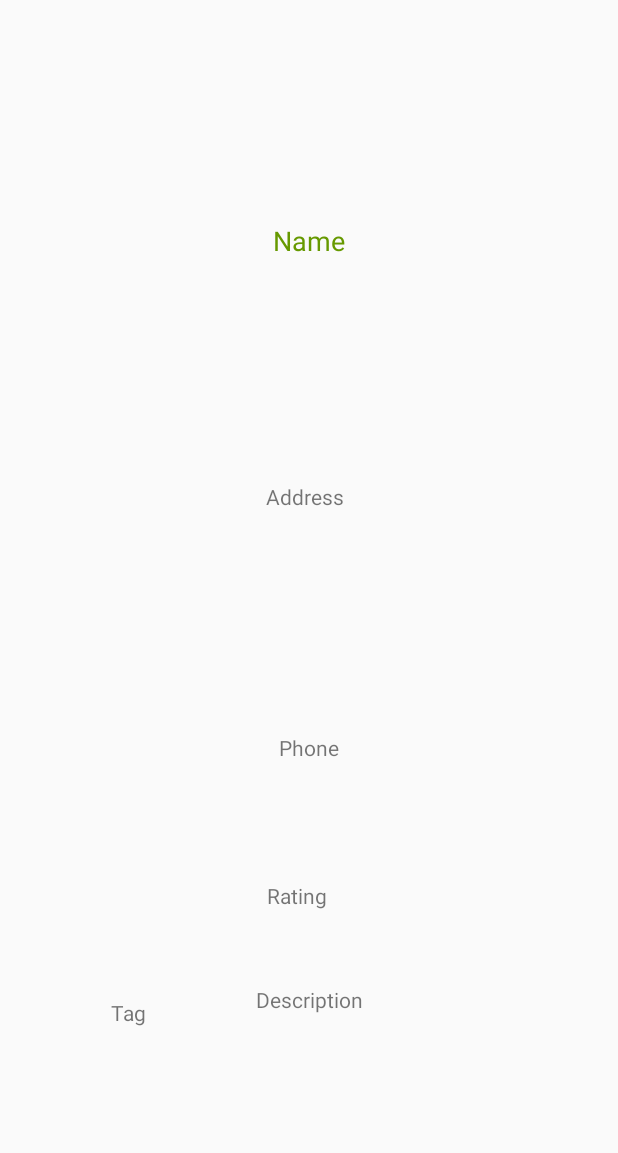
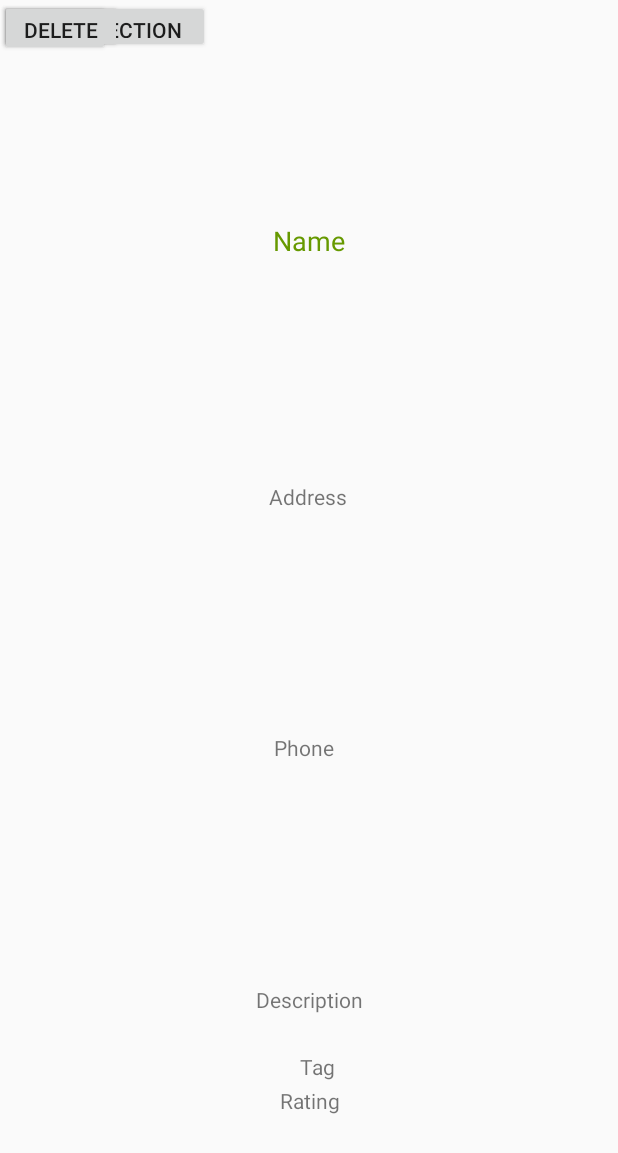
Before and after one commit to truckieutk/RestaurantGuide, an Android app: the layout place_item_view.xml on its own in the app's theme, with its tools: preview values and no code run, on a phone screen of 412 x 824 dp. Shown: the top 1153 px of the screen. Run offline under Robolectric (Android 15) with nearby library versions, the phone set to English and light mode, and no system bars.

Commit message:
fix Array List and add more Buttons

```diff
--- a/app/src/main/java/truckieu/com/restaurantguide/PlaceItemView.java
+++ b/app/src/main/java/truckieu/com/restaurantguide/PlaceItemView.java
@@ -1,12 +1,14 @@
 package truckieu.com.restaurantguide;
 
 import android.view.View;
+import android.widget.Button;
 import android.widget.TextView;
 
 import androidx.recyclerview.widget.RecyclerView;
 
 public class PlaceItemView extends RecyclerView.ViewHolder {
     public TextView name, address, phone, description, tag, rating;
+    public Button edit, map, delete;
 
     public PlaceItemView(View view){
         super(view);
@@ -16,6 +18,9 @@ public class PlaceItemView extends RecyclerView.ViewHolder {
         description = view.findViewById(R.id.description);
         tag=view.findViewById(R.id.tag);
         rating=view.findViewById(R.id.rating);
+        edit=view.findViewById(R.id.edit);
+        map=view.findViewById(R.id.map);
+        delete=view.findViewById(R.id.delete);
     }
 
 }
--- a/app/src/main/res/layout/place_item_view.xml
+++ b/app/src/main/res/layout/place_item_view.xml
@@ -22,6 +22,7 @@
         android:text="Phone"
         app:layout_constraintBottom_toTopOf="@+id/description"
         app:layout_constraintEnd_toEndOf="parent"
+        app:layout_constraintHorizontal_bias="0.491"
         app:layout_constraintStart_toStartOf="parent"
         app:layout_constraintTop_toBottomOf="@+id/address" />
 
@@ -44,7 +45,7 @@
         android:text="Address"
         app:layout_constraintBottom_toTopOf="@+id/phone"
         app:layout_constraintEnd_toEndOf="parent"
-        app:layout_constraintHorizontal_bias="0.493"
+        app:layout_constraintHorizontal_bias="0.498"
         app:layout_constraintStart_toStartOf="parent"
         app:layout_constraintTop_toBottomOf="@+id/name" />
 
@@ -52,12 +53,14 @@
         android:id="@+id/tag"
         android:layout_width="wrap_content"
         android:layout_height="wrap_content"
-        android:layout_marginBottom="130dp"
+        android:layout_marginBottom="100dp"
         android:text="Tag"
         app:layout_constraintBottom_toBottomOf="parent"
-        app:layout_constraintEnd_toStartOf="@+id/description"
+        app:layout_constraintEnd_toEndOf="parent"
+        app:layout_constraintHorizontal_bias="0.514"
         app:layout_constraintStart_toStartOf="parent"
-        app:layout_constraintTop_toTopOf="@id/description" />
+        app:layout_constraintTop_toTopOf="@id/description"
+        app:layout_constraintVertical_bias="0.933" />
 
     <TextView
         android:id="@+id/rating"
@@ -68,8 +71,32 @@
         android:text="Rating"
         app:layout_constraintBottom_toBottomOf="parent"
         app:layout_constraintEnd_toEndOf="parent"
-        app:layout_constraintHorizontal_bias="0.511"
+        app:layout_constraintHorizontal_bias="0.537"
         app:layout_constraintStart_toStartOf="parent"
         app:layout_constraintTop_toTopOf="parent"
-        app:layout_constraintVertical_bias="0.752" />
+        app:layout_constraintVertical_bias="0.927" />
+
+    <Button
+        android:id="@+id/edit"
+        android:layout_width="73dp"
+        android:layout_height="37dp"
+        android:text="Edit"
+        tools:layout_editor_absoluteX="50dp"
+        tools:layout_editor_absoluteY="666dp" />
+
+    <Button
+        android:id="@+id/map"
+        android:layout_width="140dp"
+        android:layout_height="35dp"
+        android:text="Get Direction"
+        tools:layout_editor_absoluteX="135dp"
+        tools:layout_editor_absoluteY="666dp" />
+
+    <Button
+        android:id="@+id/delete"
+        android:layout_width="81dp"
+        android:layout_height="35dp"
+        android:text="Delete"
+        tools:layout_editor_absoluteX="289dp"
+        tools:layout_editor_absoluteY="666dp" />
 </androidx.constraintlayout.widget.ConstraintLayout>
```
